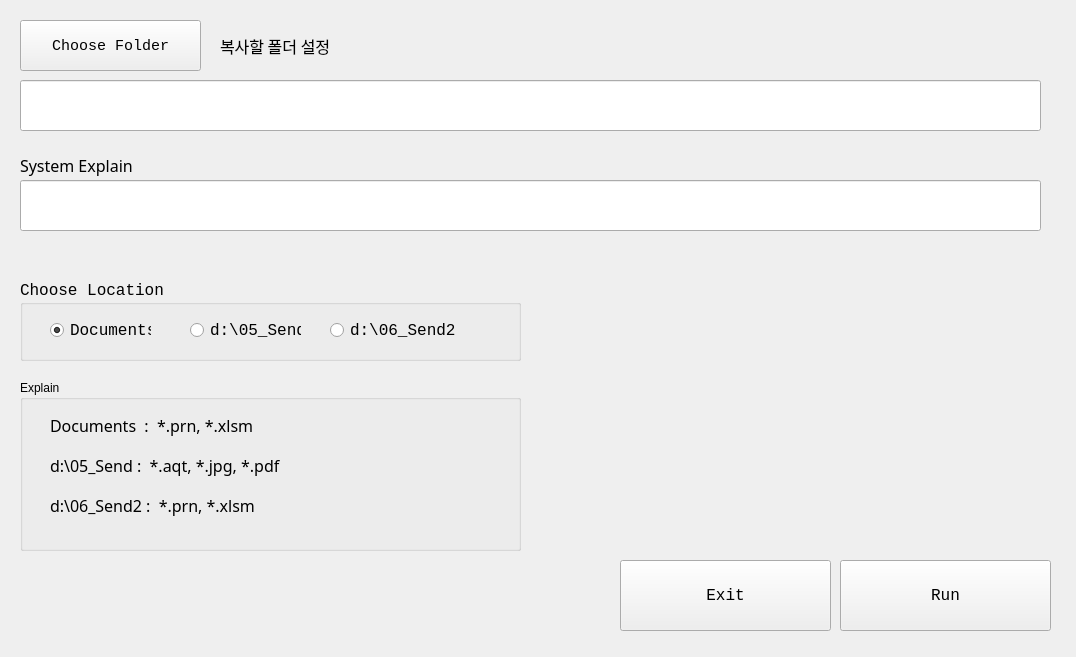
First picture: the form in 11_util/totalcmd python/03_지하수 이용실태 조사표/07_Transfer Yangsoo Data(prn, aqt, jpg, xlsm, pdf)/01_Exam Folder/move_after3.ui, repository ihanseol/04_PyhtonDemoDojang, before the edit.
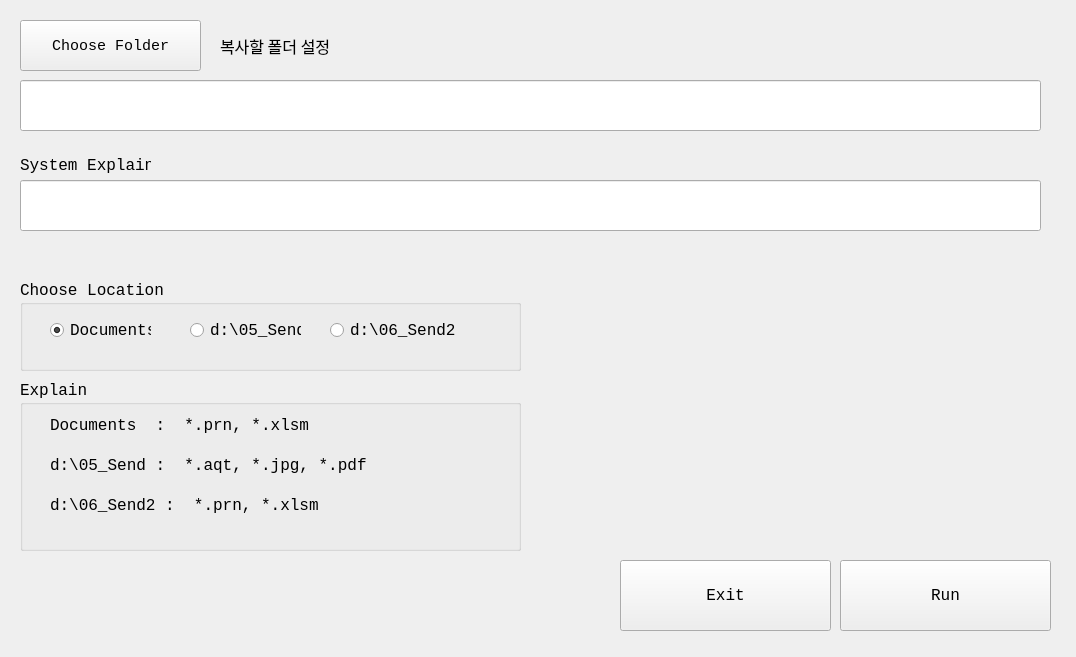
Second picture: the form after the edit.

Patch:
```diff
--- a/11_util/totalcmd python/03_지하수 이용실태 조사표/07_Transfer Yangsoo Data(prn, aqt, jpg, xlsm, pdf)/01_Exam Folder/move_after3.ui
+++ b/11_util/totalcmd python/03_지하수 이용실태 조사표/07_Transfer Yangsoo Data(prn, aqt, jpg, xlsm, pdf)/01_Exam Folder/move_after3.ui
@@ -20,7 +20,7 @@
       <x>20</x>
       <y>280</y>
       <width>501</width>
-      <height>81</height>
+      <height>91</height>
      </rect>
     </property>
     <property name="font">
@@ -118,6 +118,12 @@
       <height>171</height>
      </rect>
     </property>
+    <property name="font">
+     <font>
+      <family>Consolas</family>
+      <pointsize>12</pointsize>
+     </font>
+    </property>
     <property name="title">
      <string>Explain</string>
     </property>
@@ -132,7 +138,7 @@
      </property>
      <property name="font">
       <font>
-       <family>D2Coding</family>
+       <family>Consolas</family>
        <pointsize>12</pointsize>
       </font>
      </property>
@@ -151,7 +157,7 @@
      </property>
      <property name="font">
       <font>
-       <family>D2Coding</family>
+       <family>Consolas</family>
        <pointsize>12</pointsize>
       </font>
      </property>
@@ -170,7 +176,7 @@
      </property>
      <property name="font">
       <font>
-       <family>D2Coding</family>
+       <family>Consolas</family>
        <pointsize>12</pointsize>
       </font>
      </property>
@@ -272,7 +278,7 @@
     </property>
     <property name="font">
      <font>
-      <family>D2Coding</family>
+      <family>Consolas</family>
       <pointsize>12</pointsize>
      </font>
     </property>
```
